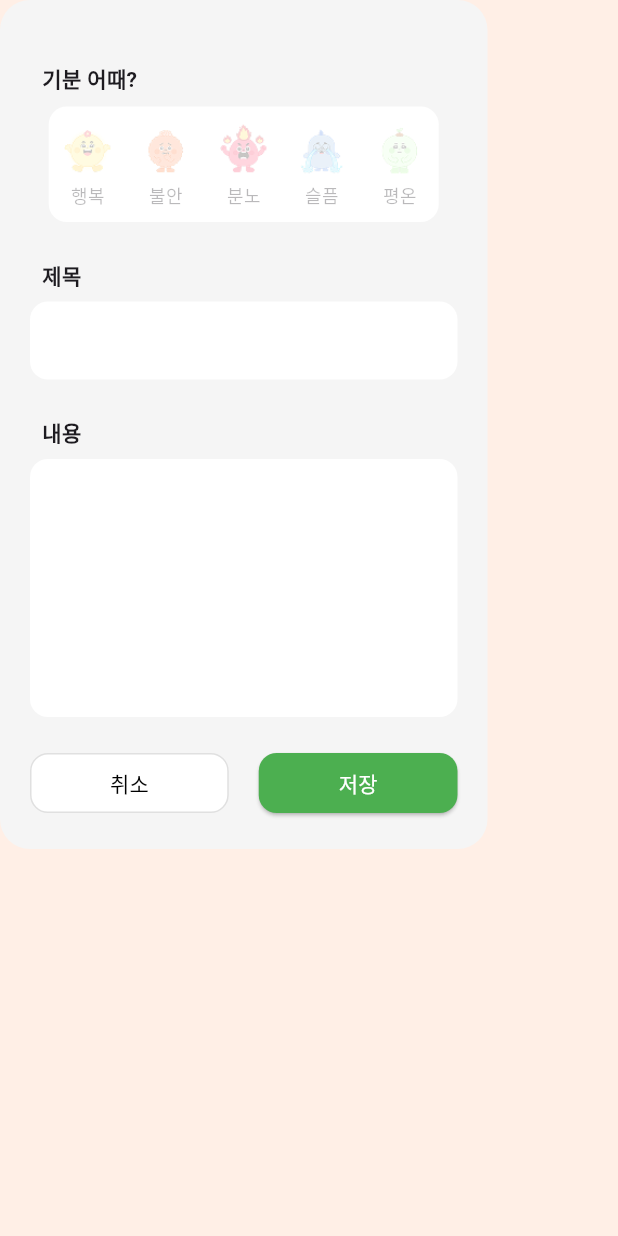
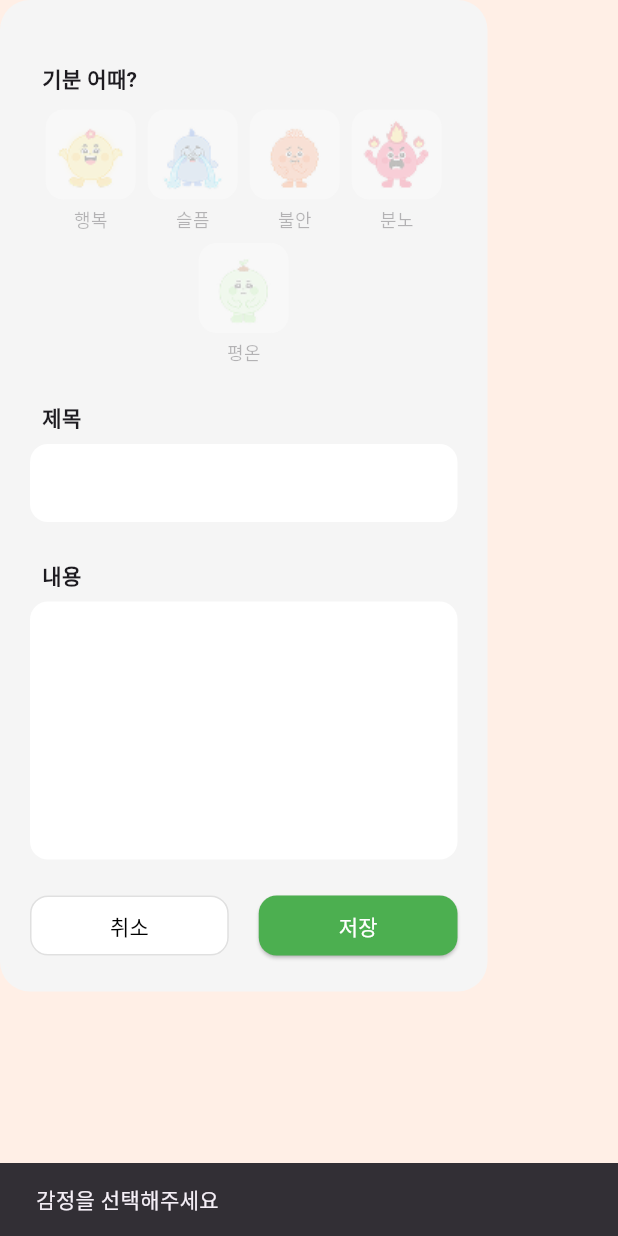
Before and after one commit to sokdaksokdak-2/sokdak-fronend, a Flutter app: the EmotionInputDialog widget shown alone on an empty page, opened directly with empty values, after a tap on "저장", on a phone screen of 412 x 824 dp. Run offline on Flutter 3.47's test engine with Material 3 defaults, Android fonts, the phone set to English and light mode, and no system bars; our stand-ins replace app_links, dio, flutter_bluetooth_serial, flutter_local_notifications, flutter_riverpod, flutter_svg and 7 more; missing offline and left inert: siri_wave; accounts and stored records are empty; network calls fail.

Commit message:
우현 - 블루투스 연결완 + input_dialog 살림 - emoion_input_dialog 수정 요

```diff
--- a/lib/screen/calendar/calendar_screen.dart
+++ b/lib/screen/calendar/calendar_screen.dart
@@ -7,7 +7,7 @@ import '../../widgets/custom_header.dart';
 import '../../models/emotion_record.dart';
 import '../../services/emotion_service.dart';
 import '../../utils/emotion_helper.dart';
-import '../../widgets/emotion_input_dialog.dart';
+import 'package:sdsd/widgets/emoion_input_dialog.dart';
 import '../../widgets/emotion_record_viewer_dialog.dart';
 
 class CalendarScreen extends StatefulWidget {
--- a/lib/widgets/emoion_input_dialog.dart
+++ b/lib/widgets/emoion_input_dialog.dart
@@ -4,6 +4,7 @@ import 'package:intl/intl.dart';
 import 'package:sdsd/config.dart';
 import 'package:sdsd/services/emotion_service.dart';
 import '../models/emotion_record.dart';
+import '../utils/emotion_helper.dart';
 
 class EmotionInputDialog extends StatefulWidget {
   final DateTime date;
@@ -22,76 +23,81 @@ class EmotionInputDialog extends StatefulWidget {
 }
 
 class _EmotionInputDialogState extends State<EmotionInputDialog> {
-  String? selectedEmotion; // 예: 'cropped_angry'
-  late TextEditingController titleController;
-  late TextEditingController contentController;
-
-  /// 감정 키 ↔︎ emotion_seq 매핑
-  static const Map<String, int> _emotionMap = {
-    'cropped_angry': 1,
-    'cropped_fear': 2,
-    'cropped_happy': 3,
-    'cropped_sad': 4,
-    'cropped_soso': 5,
-  };
+  late final TextEditingController _titleController;
+  late final TextEditingController _contentController;
+  late int _selectedEmotionSeq;
+  bool _isLoading = false;
 
   @override
   void initState() {
     super.initState();
-
-    // 기존 레코드가 있으면 emotionSeq → 키 역매핑
-    selectedEmotion =
-    widget.existingRecord != null
-        ? _emotionMap.entries
-        .firstWhere(
-          (e) => e.value == widget.existingRecord!.emotionSeq,
-      orElse: () => const MapEntry('cropped_soso', 5),
-    )
-        .key
-        : null;
-
-    titleController = TextEditingController(
-      text: widget.existingRecord?.title ?? '',
-    );
-    contentController = TextEditingController(
-      text: widget.existingRecord?.content ?? '',
-    );
+    _titleController = TextEditingController(text: widget.existingRecord?.title ?? '');
+    _contentController = TextEditingController(text: widget.existingRecord?.content ?? '');
+    _selectedEmotionSeq = widget.existingRecord?.emotionSeq ?? 0;
   }
 
   @override
   void dispose() {
-    titleController.dispose();
-    contentController.dispose();
+    _titleController.dispose();
+    _contentController.dispose();
     super.dispose();
   }
 
-  String _emotionLabel(String emotion) {
-    switch (emotion) {
-      case 'cropped_happy':
-        return '행복';
-      case 'cropped_fear':
-        return '불안';
-      case 'cropped_angry':
-        return '분노';
-      case 'cropped_sad':
-        return '슬픔';
-      case 'cropped_soso':
-        return '평온';
-      default:
-        return '';
+  Future<void> _saveEmotion() async {
+    if (_selectedEmotionSeq == 0) {
+      ScaffoldMessenger.of(context).showSnackBar(
+        const SnackBar(content: Text('감정을 선택해주세요')),
+      );
+      return;
+    }
+
+    if (_titleController.text.trim().isEmpty) {
+      ScaffoldMessenger.of(context).showSnackBar(
+        const SnackBar(content: Text('제목을 입력해주세요')),
+      );
+      return;
+    }
+
+    setState(() => _isLoading = true);
+
+    try {
+      EmotionRecord record;
+
+      if (widget.existingRecord != null) {
+        record = await EmotionService.updateEmotionRecord(
+          detailSeq: widget.existingRecord!.detail_seq,
+          memberSeq: Config.memberSeq,
+          emotionSeq: _selectedEmotionSeq,
+          title: _titleController.text.trim(),
+          content: _contentController.text.trim(),
+        );
+      } else {
+        record = await EmotionService.createEmotionManually(
+          memberSeq: Config.memberSeq,
+          calendarDate: DateFormat('yyyy-MM-dd').format(widget.date),
+          emotionSeq: _selectedEmotionSeq,
+          title: _titleController.text.trim(),
+          context: _contentController.text.trim(),
+        );
+      }
+
+      if (!mounted) return;
+      widget.onSave(record);
+      Navigator.pop(context);
+    } catch (e) {
+      if (!mounted) return;
+      ScaffoldMessenger.of(context).showSnackBar(
+        SnackBar(content: Text('저장 실패: $e')),
+      );
+    } finally {
+      if (mounted) {
+        setState(() => _isLoading = false);
+      }
     }
   }
 
   @override
   Widget build(BuildContext context) {
-    const emotions = [
-      'cropped_happy',
-      'cropped_fear',
-      'cropped_angry',
-      'cropped_sad',
-      'cropped_soso',
-    ];
-
     return Container(
       constraints: const BoxConstraints(minHeight: 550, maxWidth: 325),
       decoration: BoxDecoration(
@@ -105,7 +111,6 @@ class _EmotionInputDialogState extends State<EmotionInputDialog> {
           children: [
             const SizedBox(height: 22),
 
-            // ───────── 감정 선택 ─────────
             const Align(
               alignment: Alignment.centerLeft,
               child: Padding(
@@ -116,78 +121,61 @@ class _EmotionInputDialogState extends State<EmotionInputDialog> {
                 ),
               ),
             ),
-            const SizedBox(height: 8),
+            const SizedBox(height: 10),
+            Wrap(
+              spacing: 8,
+              runSpacing: 8,
+              alignment: WrapAlignment.center,
+              children: List.generate(5, (i) {
+                final seq = i + 1;
+                return GestureDetector(
+                  onTap: () => setState(() => _selectedEmotionSeq = seq),
+                  child: Opacity(
+                    opacity: _selectedEmotionSeq == seq ? 1.0 : 0.3,
+                    child: Column(
+                      children: [
                         Container(
-              padding: const EdgeInsets.symmetric(vertical: 10),
+                          width: 60,
+                          height: 60,
                           decoration: BoxDecoration(
+                            borderRadius: BorderRadius.circular(12),
                             color: Colors.white,
-                borderRadius: BorderRadius.circular(12),
                           ),
-              child: SingleChildScrollView(
-                scrollDirection: Axis.horizontal,
-                child: Row(
-                  children:
-                  emotions.map((emotion) {
-                    final isSelected = selectedEmotion == emotion;
-                    return GestureDetector(
-                      onTap:
-                          () => setState(() => selectedEmotion = emotion),
-                      child: Padding(
-                        padding: const EdgeInsets.symmetric(horizontal: 8),
-                        child: Opacity(
-                          opacity: isSelected ? 1.0 : 0.3,
-                          child: Column(
-                            mainAxisSize: MainAxisSize.min,
-                            children: [
-                              Image.asset(
-                                'assets/emotions/$emotion.png',
-                                width: 36,
+                          child: Image.asset(emotionAsset(seq)),
                         ),
                         const SizedBox(height: 4),
                         Text(
-                                _emotionLabel(emotion),
+                          emotionLabelFromSeq(seq),
                           style: TextStyle(
                             fontSize: 12,
-                                  fontWeight:
-                                  isSelected
-                                      ? FontWeight.bold
-                                      : FontWeight.normal,
+                            fontWeight: _selectedEmotionSeq == seq ? FontWeight.bold : FontWeight.normal,
                           ),
                         ),
                       ],
                     ),
                   ),
-                      ),
                 );
-                  }).toList(),
-                ),
-              ),
+              }),
             ),
 
             const SizedBox(height: 25),
-
-            // ───────── 제목 ─────────
             _fieldLabel('제목'),
             const SizedBox(height: 8),
             TextField(
-              controller: titleController,
+              controller: _titleController,
               decoration: _inputDecoration(),
             ),
 
             const SizedBox(height: 25),
-
-            // ───────── 내용 ─────────
             _fieldLabel('내용'),
             const SizedBox(height: 8),
             TextField(
-              controller: contentController,
+              controller: _contentController,
               maxLines: 6,
               decoration: _inputDecoration(),
             ),
 
             const SizedBox(height: 20),
-
-            // ───────── 버튼 ─────────
             Row(
               children: [
                 Expanded(
@@ -200,9 +188,11 @@ class _EmotionInputDialogState extends State<EmotionInputDialog> {
                 const SizedBox(width: 20),
                 Expanded(
                   child: ElevatedButton(
-                    onPressed: _save,
+                    onPressed: _isLoading ? null : _saveEmotion,
                     style: _saveStyle(),
-                    child: const Text('저장', style: TextStyle(fontSize: 14)),
+                    child: _isLoading
+                        ? const CircularProgressIndicator(color: Colors.white)
+                        : const Text('저장', style: TextStyle(fontSize: 14)),
                   ),
                 ),
               ],
@@ -213,56 +203,6 @@ class _EmotionInputDialogState extends State<EmotionInputDialog> {
     );
   }
 
-  // ───────── 저장 로직 ─────────
-  Future<void> _save() async {
-    final title = titleController.text.trim();
-    final content = contentController.text.trim();
-
-    if (selectedEmotion == null || title.isEmpty || content.isEmpty) return;
-
-    final emotionSeq = _emotionMap[selectedEmotion]!;
-    final formattedDate = DateFormat('yyyy-MM-dd').format(widget.date);
-
-    try {
-      if (widget.existingRecord?.detail_seq != null) {
-        // ─── 수정 ───
-        await EmotionService.updateEmotionRecord(
-          detailSeq: widget.existingRecord!.detail_seq!,
-          memberSeq: Config.memberSeq,
-          emotionSeq: emotionSeq,
-          title: title,
-          content: content,
-        );
-      } else {
-        // ─── 신규 저장 ───
-        await EmotionService.createEmotionManually(
-          memberSeq: Config.memberSeq,
-          calendarDate: formattedDate,
-          title: title,
-          context: content,
-          emotionSeq: emotionSeq,
-        );
-      }
-
-      // ※ 인풋 다이얼로그 내부 예시
-      widget.onSave(
-        EmotionRecord(
-          detail_seq         : widget.existingRecord?.detail_seq ?? 0,   // 신규 기록이면 0(임시); 저장 후 다시 조회 시 실제 값으로 교체
-          emotionSeq  : emotionSeq,
-          title       : title,
-          content     : content,
-          calendarDate: widget.date,                       // 다이얼로그에 넘겨받은 해당 날짜(DateTime)
-        ),
-      );
-
-
-      Navigator.pop(context);
-    } catch (e) {
-      print('감정 저장 실패: $e');
-    }
-  }
-
-  // ───────── 공통 위젯/스타일 ─────────
   Padding _fieldLabel(String text) => Padding(
     padding: const EdgeInsets.only(left: 8),
     child: Align(
@@ -306,3 +246,21 @@ class _EmotionInputDialogState extends State<EmotionInputDialog> {
     shape: RoundedRectangleBorder(borderRadius: BorderRadius.circular(12)),
   );
 }
+
+// 👉 여기 아래에 추가!
+String emotionLabelFromSeq(int seq) {
+  switch (seq) {
+    case 1:
+      return '행복';
+    case 2:
+      return '슬픔';
+    case 3:
+      return '불안';
+    case 4:
+      return '분노';
+    case 5:
+      return '평온';
+    default:
+      return '행복';
+  }
+}
```
Also changed, not shown: lib/screen/home_screen.dart (+6 -6 lines), lib/widgets/emotion_input_dialog.dart (deleted, +0 -176 lines). Lines whose indentation alone changed are shown as unchanged.
